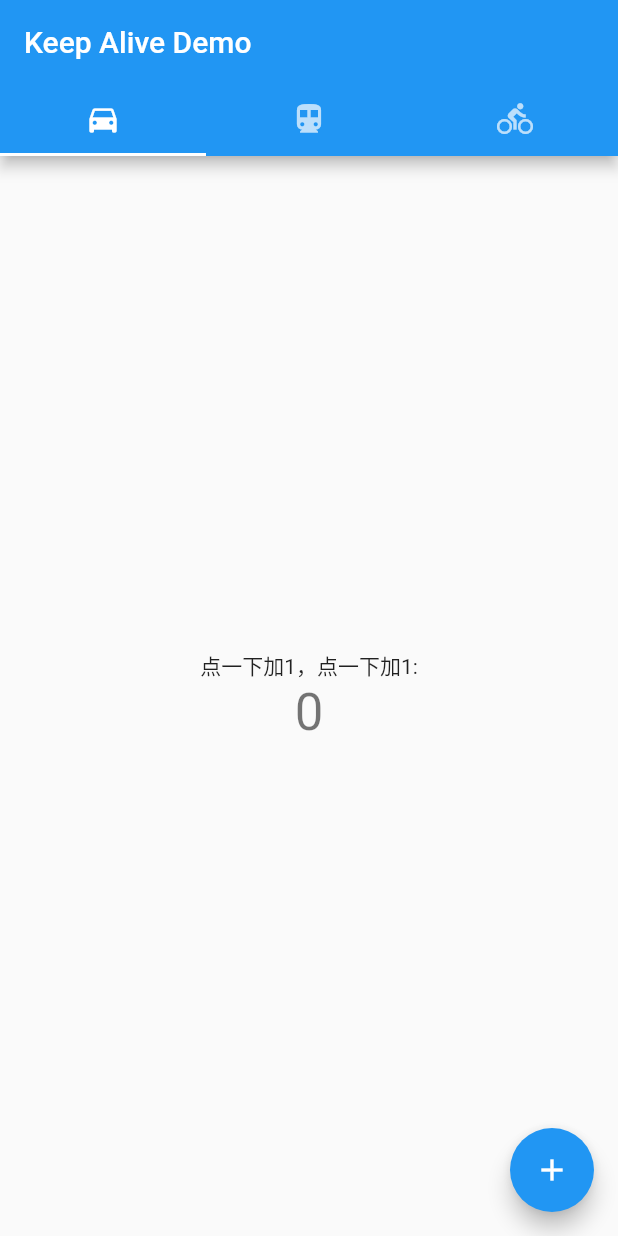
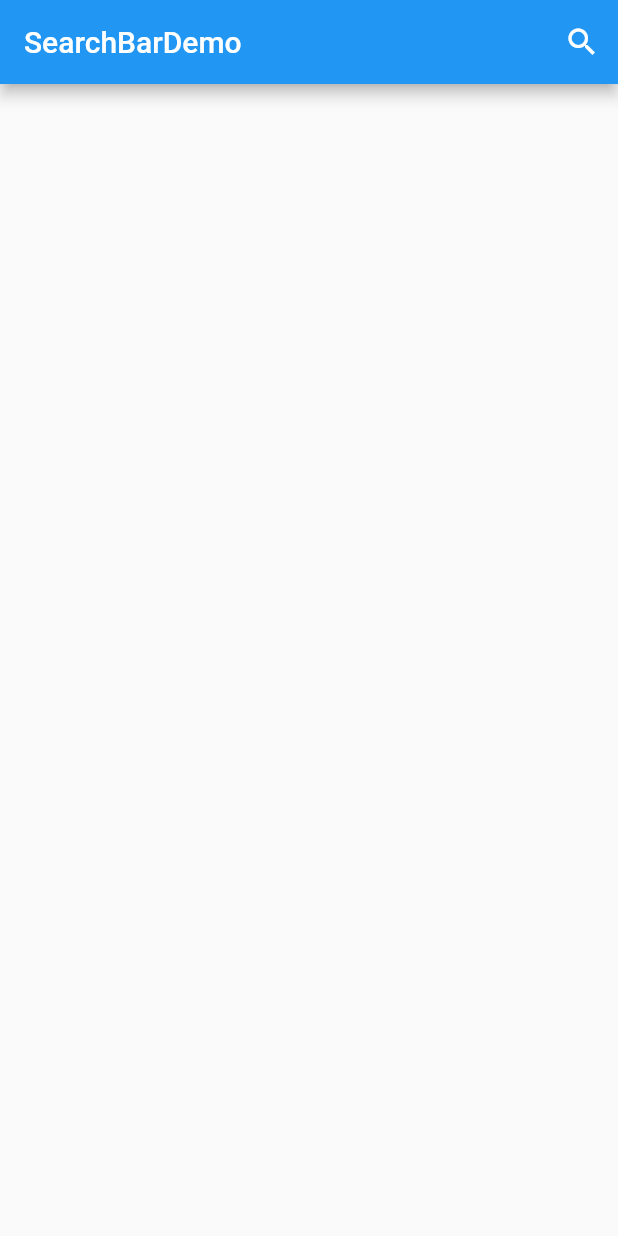
Before and after one commit to itxing666/flutter_demo2, a Flutter app: the screen it shows after launch, on a phone screen of 412 x 824 dp. Run offline on Flutter 3.47's test engine with Material 2 defaults, Android fonts, the phone set to English and light mode, and no system bars.

Commit message:
搜索功能

```diff
--- /dev/null
+++ b/lib/asset.dart
@@ -0,0 +1,11 @@
+const searchList = [
+    "jiejie-大长腿",
+  "jiejie-水蛇腰",
+  "gege1-帅气欧巴",
+  "gege2-小鲜肉"
+];
+
+const recentSuggest = [
+  "推荐-1",
+  "推荐-2"
+];
--- a/lib/main.dart
+++ b/lib/main.dart
@@ -4,6 +4,7 @@ import 'package:flutter_demo2/bottom_navigation_wiget.dart';
 import 'package:flutter_demo2/first_page.dart';
 import 'package:flutter_demo2/frosted_glass_demo.dart';
 import 'package:flutter_demo2/keep_alive_demo.dart';
+import 'package:flutter_demo2/search_bar_demo.dart';
 
 void main() => runApp(MyApp());
 
@@ -25,7 +26,7 @@ class MyApp extends StatelessWidget {
         // is not restarted.
         primarySwatch: Colors.blue,
       ),
-      home: KeepAliveDemo(),
+      home: SearchBarDemo(),
     );
   }
 }
--- /dev/null
+++ b/lib/search_bar_demo.dart
@@ -0,0 +1,86 @@
+import 'package:flutter/material.dart';
+import 'package:flutter_demo2/asset.dart';
+
+class SearchBarDemo extends StatefulWidget {
+  SearchBarDemo({Key key}) : super(key: key);
+
+  @override
+  _SearchBarDemoState createState() => _SearchBarDemoState();
+}
+
+class _SearchBarDemoState extends State<SearchBarDemo> {
+  @override
+  Widget build(BuildContext context) {
+    return Scaffold(
+      appBar: AppBar(
+        title: Text('SearchBarDemo'),
+        actions: <Widget>[
+          IconButton(
+            icon: Icon(Icons.search),
+            onPressed: () {
+              // print('开始搜索');
+              showSearch(context:context,delegate: SearchBarDelegate());
+            },
+          )
+        ],
+      ),
+    );
+  }
+}
+
+
+class SearchBarDelegate extends SearchDelegate<String>{
+  @override
+  List<Widget> buildActions(BuildContext context){
+    return [
+      IconButton(
+        icon:Icon(Icons.clear),
+        onPressed: ()=>query = "",)
+      ];
+  }
+
+  @override
+  Widget buildLeading(BuildContext context) {
+    return IconButton(
+        icon: AnimatedIcon(
+            icon: AnimatedIcons.menu_arrow, progress: transitionAnimation),
+        onPressed: () => close(context, null));
+  }
+
+  @override
+  Widget buildResults(BuildContext context) {
+    return Container(
+      width: 100.0,
+      height: 100.0,
+      child: Card(
+        color: Colors.redAccent,
+        child: Center(
+          child: Text(query),
+        ),
+      ),
+    );
+  }
+
+   @override
+  Widget buildSuggestions(BuildContext context) {
+    final suggestionList = query.isEmpty
+        ? recentSuggest
+        : searchList.where((input) => input.startsWith(query)).toList();
+    return ListView.builder(
+        itemCount: suggestionList.length,
+        itemBuilder: (context, index) => ListTile(
+              title: RichText(
+                  text: TextSpan(
+                      text: suggestionList[index].substring(0, query.length),
+                      style: TextStyle(
+                          color: Colors.black, fontWeight: FontWeight.bold),
+                      children: [
+                    TextSpan(
+                        text: suggestionList[index].substring(query.length),
+                        style: TextStyle(color: Colors.grey))
+                  ])),
+            ));
+  }
+
+
+}
```
